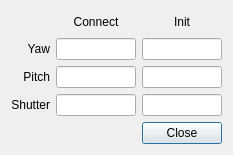
First picture: the form in papywizard/view/ui/pluginsStatusDialog.ui, repository bingostar89/Papywizard, before the edit.
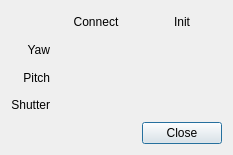
Second picture: the form after the edit. Icons and pictures are not drawn.

Commit message: Switched status to icons

```diff
--- a/papywizard/view/ui/pluginsStatusDialog.ui
+++ b/papywizard/view/ui/pluginsStatusDialog.ui
@@ -85,286 +85,64 @@
        </property>
       </widget>
      </item>
-     <item row="3" column="1">
-      <widget class="QLineEdit" name="shutterStartStopLineEdit">
-       <property name="sizePolicy">
-        <sizepolicy hsizetype="Ignored" vsizetype="Fixed">
-         <horstretch>0</horstretch>
-         <verstretch>0</verstretch>
-        </sizepolicy>
-       </property>
-       <property name="minimumSize">
-        <size>
-         <width>0</width>
-         <height>0</height>
-        </size>
-       </property>
-       <property name="baseSize">
-        <size>
-         <width>0</width>
-         <height>0</height>
-        </size>
-       </property>
-       <property name="font">
-        <font>
-         <weight>75</weight>
-         <bold>true</bold>
-        </font>
-       </property>
-       <property name="cursor">
-        <cursorShape>ArrowCursor</cursorShape>
-       </property>
-       <property name="focusPolicy">
-        <enum>Qt::NoFocus</enum>
-       </property>
-       <property name="maxLength">
-        <number>10</number>
-       </property>
-       <property name="frame">
-        <bool>true</bool>
-       </property>
-       <property name="alignment">
-        <set>Qt::AlignCenter</set>
-       </property>
-       <property name="readOnly">
-        <bool>true</bool>
-       </property>
-      </widget>
-     </item>
-     <item row="3" column="2">
-      <widget class="QLineEdit" name="shutterInitShutdownLineEdit">
-       <property name="sizePolicy">
-        <sizepolicy hsizetype="Ignored" vsizetype="Fixed">
-         <horstretch>0</horstretch>
-         <verstretch>0</verstretch>
-        </sizepolicy>
-       </property>
-       <property name="minimumSize">
-        <size>
-         <width>0</width>
-         <height>0</height>
-        </size>
-       </property>
-       <property name="baseSize">
-        <size>
-         <width>0</width>
-         <height>0</height>
-        </size>
-       </property>
-       <property name="font">
-        <font>
-         <weight>75</weight>
-         <bold>true</bold>
-        </font>
-       </property>
-       <property name="cursor">
-        <cursorShape>ArrowCursor</cursorShape>
-       </property>
-       <property name="focusPolicy">
-        <enum>Qt::NoFocus</enum>
-       </property>
-       <property name="maxLength">
-        <number>10</number>
-       </property>
-       <property name="frame">
-        <bool>true</bool>
-       </property>
-       <property name="alignment">
-        <set>Qt::AlignCenter</set>
-       </property>
-       <property name="readOnly">
-        <bool>true</bool>
-       </property>
-      </widget>
-     </item>
-     <item row="1" column="2">
-      <widget class="QLineEdit" name="yawInitShutdownLineEdit">
-       <property name="sizePolicy">
-        <sizepolicy hsizetype="Ignored" vsizetype="Fixed">
-         <horstretch>0</horstretch>
-         <verstretch>0</verstretch>
-        </sizepolicy>
-       </property>
-       <property name="minimumSize">
-        <size>
-         <width>0</width>
-         <height>0</height>
-        </size>
-       </property>
-       <property name="baseSize">
-        <size>
-         <width>0</width>
-         <height>0</height>
-        </size>
-       </property>
-       <property name="font">
-        <font>
-         <weight>75</weight>
-         <bold>true</bold>
-        </font>
-       </property>
-       <property name="cursor">
-        <cursorShape>ArrowCursor</cursorShape>
-       </property>
-       <property name="focusPolicy">
-        <enum>Qt::NoFocus</enum>
-       </property>
-       <property name="text">
-        <string/>
-       </property>
-       <property name="maxLength">
-        <number>10</number>
-       </property>
-       <property name="frame">
-        <bool>true</bool>
-       </property>
-       <property name="alignment">
-        <set>Qt::AlignCenter</set>
-       </property>
-       <property name="readOnly">
-        <bool>true</bool>
-       </property>
-      </widget>
-     </item>
      <item row="1" column="1">
-      <widget class="QLineEdit" name="yawStartStopLineEdit">
-       <property name="sizePolicy">
-        <sizepolicy hsizetype="Ignored" vsizetype="Fixed">
-         <horstretch>0</horstretch>
-         <verstretch>0</verstretch>
-        </sizepolicy>
-       </property>
-       <property name="minimumSize">
-        <size>
-         <width>0</width>
-         <height>0</height>
-        </size>
-       </property>
-       <property name="baseSize">
-        <size>
-         <width>0</width>
-         <height>0</height>
-        </size>
-       </property>
-       <property name="font">
-        <font>
-         <weight>75</weight>
-         <bold>true</bold>
-        </font>
-       </property>
-       <property name="cursor">
-        <cursorShape>ArrowCursor</cursorShape>
-       </property>
-       <property name="focusPolicy">
-        <enum>Qt::NoFocus</enum>
-       </property>
+      <widget class="QLabel" name="yawStartStopLabel">
        <property name="text">
         <string/>
        </property>
-       <property name="maxLength">
-        <number>10</number>
-       </property>
-       <property name="frame">
-        <bool>true</bool>
-       </property>
        <property name="alignment">
         <set>Qt::AlignCenter</set>
        </property>
-       <property name="readOnly">
-        <bool>true</bool>
-       </property>
       </widget>
      </item>
-     <item row="2" column="2">
-      <widget class="QLineEdit" name="pitchInitShutdownLineEdit">
-       <property name="sizePolicy">
-        <sizepolicy hsizetype="Ignored" vsizetype="Fixed">
-         <horstretch>0</horstretch>
-         <verstretch>0</verstretch>
-        </sizepolicy>
-       </property>
-       <property name="minimumSize">
-        <size>
-         <width>0</width>
-         <height>0</height>
-        </size>
-       </property>
-       <property name="baseSize">
-        <size>
-         <width>0</width>
-         <height>0</height>
-        </size>
-       </property>
-       <property name="font">
-        <font>
-         <weight>75</weight>
-         <bold>true</bold>
-        </font>
-       </property>
-       <property name="cursor">
-        <cursorShape>ArrowCursor</cursorShape>
-       </property>
-       <property name="focusPolicy">
-        <enum>Qt::NoFocus</enum>
-       </property>
-       <property name="maxLength">
-        <number>10</number>
-       </property>
-       <property name="frame">
-        <bool>true</bool>
+     <item row="1" column="2">
+      <widget class="QLabel" name="yawInitShutdownLabel">
+       <property name="text">
+        <string/>
        </property>
        <property name="alignment">
         <set>Qt::AlignCenter</set>
        </property>
-       <property name="readOnly">
-        <bool>true</bool>
-       </property>
       </widget>
      </item>
      <item row="2" column="1">
-      <widget class="QLineEdit" name="pitchStartStopLineEdit">
-       <property name="sizePolicy">
-        <sizepolicy hsizetype="Ignored" vsizetype="Fixed">
-         <horstretch>0</horstretch>
-         <verstretch>0</verstretch>
-        </sizepolicy>
+      <widget class="QLabel" name="pitchStartStopLabel">
+       <property name="text">
+        <string/>
        </property>
-       <property name="minimumSize">
-        <size>
-         <width>0</width>
-         <height>0</height>
-        </size>
+       <property name="alignment">
+        <set>Qt::AlignCenter</set>
        </property>
-       <property name="baseSize">
-        <size>
-         <width>0</width>
-         <height>0</height>
-        </size>
+      </widget>
+     </item>
+     <item row="2" column="2">
+      <widget class="QLabel" name="pitchInitShutdownLabel">
+       <property name="text">
+        <string/>
        </property>
-       <property name="font">
-        <font>
-         <weight>75</weight>
-         <bold>true</bold>
-        </font>
+       <property name="alignment">
+        <set>Qt::AlignCenter</set>
        </property>
-       <property name="cursor">
-        <cursorShape>ArrowCursor</cursorShape>
+      </widget>
+     </item>
+     <item row="3" column="1">
+      <widget class="QLabel" name="shutterStartStopLabel">
+       <property name="text">
+        <string/>
        </property>
-       <property name="focusPolicy">
-        <enum>Qt::NoFocus</enum>
+       <property name="alignment">
+        <set>Qt::AlignCenter</set>
        </property>
-       <property name="maxLength">
-        <number>10</number>
+      </widget>
+     </item>
+     <item row="3" column="2">
+      <widget class="QLabel" name="shutterInitShutdownLabel">
+       <property name="text">
+        <string/>
        </property>
-       <property name="frame">
-        <bool>true</bool>
-       </property>
        <property name="alignment">
         <set>Qt::AlignCenter</set>
        </property>
-       <property name="readOnly">
-        <bool>true</bool>
-       </property>
       </widget>
      </item>
     </layout>
```
The commit also changes 1 other file.
